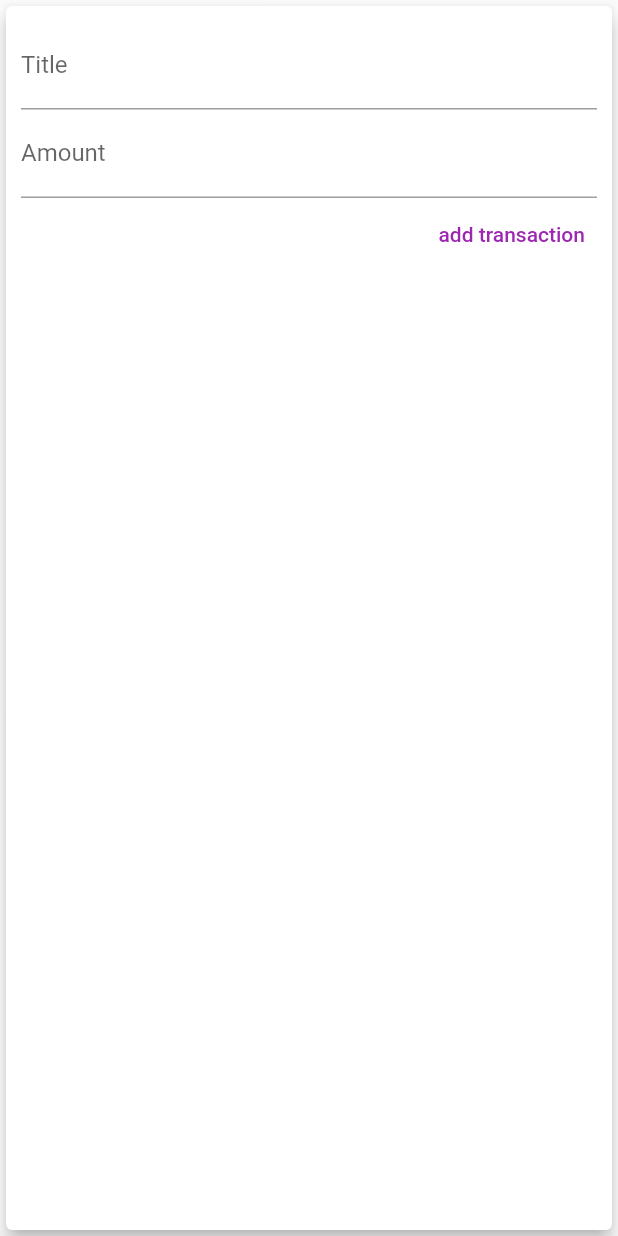
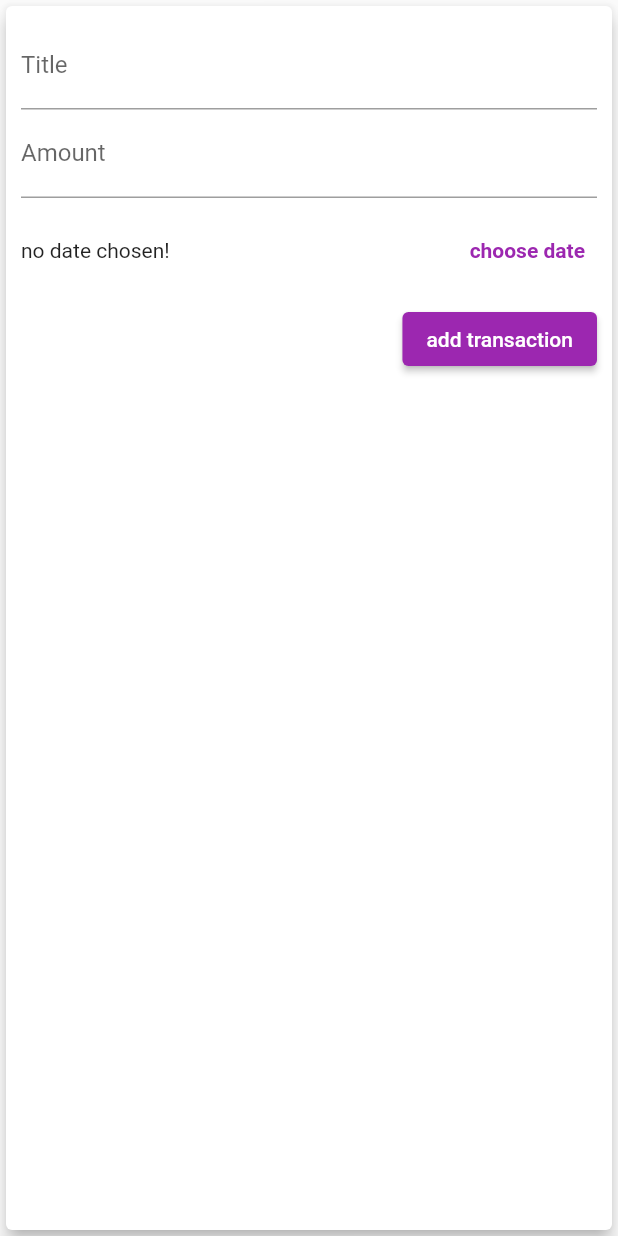
Before and after one commit to Bouchemel-Nasreddine/peronal_expenses_tracker, a Flutter app: the TransactionInput widget shown alone on an empty page, opened directly with empty values, after a tap on "add transaction", on a phone screen of 412 x 824 dp. Run offline on Flutter 3.47's test engine with Material 2 defaults, Android fonts, the phone set to English and light mode, and no system bars.

Commit message:
managing date data

```diff
--- a/lib/main.dart
+++ b/lib/main.dart
@@ -62,12 +62,12 @@ class _MyHomePageState extends State<MyHomePage> {
     ),
   ];
 
-  void _addTransaction(String title, double amount) {
+  void _addTransaction(String title, double amount, DateTime date) {
     final newTransaction = Transaction(
-      id: DateTime.now().toString(),
+      id: date.toString(),
       title: title,
       amount: amount,
-      date: DateTime.now(),
+      date: date,
     );
 
     setState(() {
--- a/lib/widgets/transaction_input.dart
+++ b/lib/widgets/transaction_input.dart
@@ -1,7 +1,8 @@
 import 'package:flutter/material.dart';
+import 'package:intl/intl.dart';
 
 class TransactionInput extends StatefulWidget {
-  final void Function(String, double) addTransaction;
+  final void Function(String, double, DateTime) addTransaction;
 
   TransactionInput(this.addTransaction);
 
@@ -10,9 +11,9 @@ class TransactionInput extends StatefulWidget {
 }
 
 class _TransactionInputState extends State<TransactionInput> {
-  final titleController = TextEditingController();
-
-  final amountController = TextEditingController();
+  final _titleController = TextEditingController();
+  final _amountController = TextEditingController();
+  DateTime _selectedDate = DateTime(2018);
 
   @override
   Widget build(BuildContext context) {
@@ -25,16 +26,37 @@ class _TransactionInputState extends State<TransactionInput> {
           children: [
             TextField(
               decoration: InputDecoration(labelText: 'Title'),
-              controller: titleController,
+              controller: _titleController,
             ),
             TextField(
               decoration: InputDecoration(labelText: 'Amount'),
-              controller: amountController,
+              controller: _amountController,
               keyboardType: TextInputType.number,
-              onSubmitted: (_) => submitTransaction(),
+              onSubmitted: (_) => _submitTransaction(),
             ),
-            TextButton(
-              onPressed: submitTransaction,
+            Container(
+              height: 70,
+              child: Row(
+                children: [
+                  Expanded(
+                    child: Text(
+                      _selectedDate == DateTime(2018)
+                          ? "no date chosen!"
+                          : 'Picked Date: ${DateFormat.yMd().format(_selectedDate)}',
+                    ),
+                  ),
+                  TextButton(
+                    onPressed: _presentDatePicker,
+                    child: Text(
+                      'choose date',
+                      style: TextStyle(fontWeight: FontWeight.bold),
+                    ),
+                  )
+                ],
+              ),
+            ),
+            ElevatedButton(
+              onPressed: _submitTransaction,
               child: Text('add transaction'),
             ),
           ],
@@ -43,18 +65,34 @@ class _TransactionInputState extends State<TransactionInput> {
     );
   }
 
-  void submitTransaction() {
-    final enteredTitle = titleController.text;
-    final enteredAmount = double.parse(amountController.text);
+  void _submitTransaction() {
+    if(_amountController.text.isEmpty) return;
 
-    if (enteredTitle.isEmpty || enteredAmount <= 0) return;
+    final enteredTitle = _titleController.text;
+    final enteredAmount = double.parse(_amountController.text);
+
+    if (enteredTitle.isEmpty || enteredAmount <= 0 || _selectedDate == DateTime(2018) ) return;
 
     this.widget.addTransaction(
-      enteredTitle,
-      enteredAmount,
-    );
+          enteredTitle,
+          enteredAmount,
+          _selectedDate,
+        );
 
     Navigator.of(context).pop();
+  }
 
+  void _presentDatePicker() {
+    showDatePicker(
+      context: context,
+      initialDate: DateTime.now(),
+      lastDate: DateTime.now(),
+      firstDate: DateTime.utc(2019),
+    ).then((pickedDate) {
+      if (pickedDate == null) return;
+      setState(() {
+        _selectedDate = pickedDate;
+      });
+    });
   }
 }
```
Also changed, not shown: lib/widgets/transaction_list.dart (+9 -0 lines).
